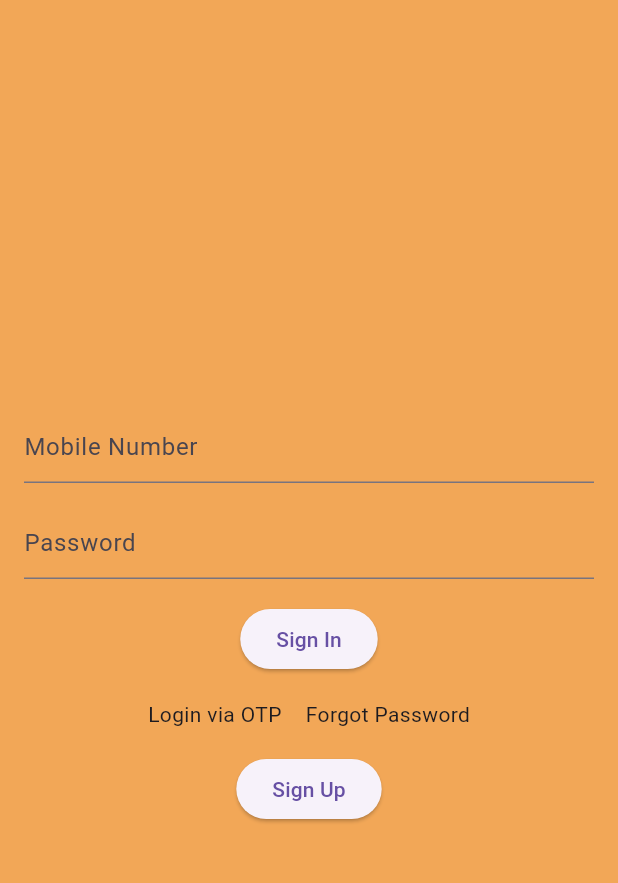
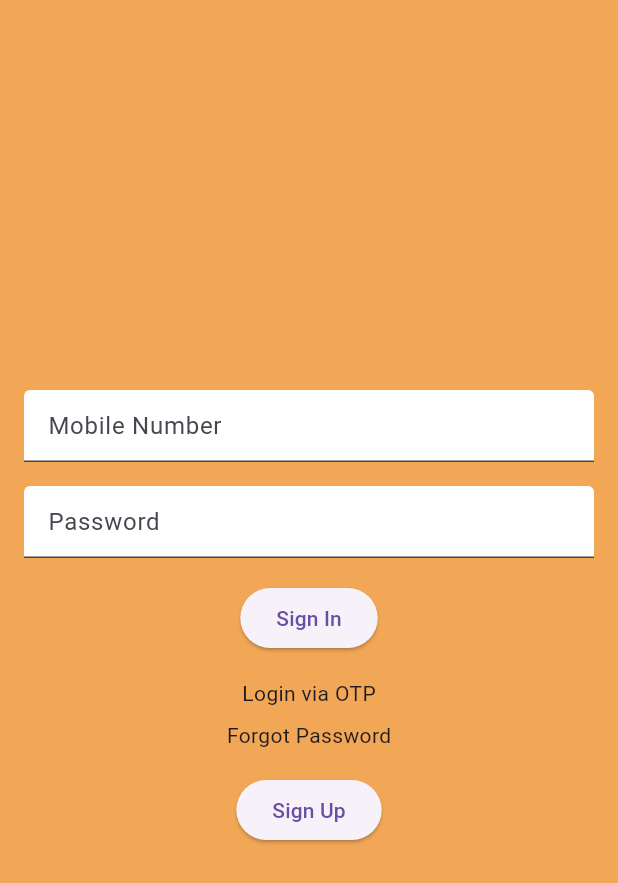
Before and after one commit to gauravr15/odin_messaanger_v2_fe, a Flutter app: the LoginScreen screen opened directly, on a phone screen of 412 x 824 dp. Shown: the top 883 px of the screen. Run offline on Flutter 3.47's test engine with Material 3 defaults, Android fonts, the light colour scheme and no system bars; missing offline and left inert: encrypt; network calls fail.

Commit message:
login screen creation

```diff
--- a/lib/main.dart
+++ b/lib/main.dart
@@ -1,4 +1,5 @@
 import 'package:flutter/material.dart';
+import 'package:odin_messenger_v2/screens/login.dart';
 import 'package:odin_messenger_v2/utils/api_interceptors.dart';
 import 'package:odin_messenger_v2/utils/config.dart';
 import 'screens/startup_screen.dart';
@@ -26,6 +27,7 @@ class MyApp extends StatelessWidget {
       initialRoute: '/startup',
       routes: {
         '/startup': (context) => StartupScreen(client: client),
+        '/login': (context) => LoginScreen(),
         // Add more routes as your app grows
         // '/home': (context) => HomeScreen(),
       },
--- a/lib/screens/login.dart
+++ b/lib/screens/login.dart
@@ -13,12 +13,16 @@ class LoginScreen extends StatelessWidget {
             TextField(
               decoration: InputDecoration(
                 hintText: 'Mobile Number',
+                filled: true, // Set filled to true
+                fillColor: Colors.white, // Set background color to white
               ),
             ),
             SizedBox(height: 16.0),
             TextField(
               decoration: InputDecoration(
                 hintText: 'Password',
+                filled: true, // Set filled to true
+                fillColor: Colors.white, // Set background color to white
               ),
             ),
             SizedBox(height: 16.0),
@@ -29,23 +33,20 @@ class LoginScreen extends StatelessWidget {
               child: Text('Sign In'),
             ),
             SizedBox(height: 16.0),
-            Row(
-              mainAxisAlignment: MainAxisAlignment.center,
-              children: [
             GestureDetector(
               onTap: () {
                 // Handle login via OTP text press
               },
               child: Text('Login via OTP'),
             ),
-                SizedBox(width: 16.0),
+            SizedBox(
+                height:
+                    8.0), // Add SizedBox to create space between the two text widgets
             GestureDetector(
               onTap: () {
                 // Handle forgot password text press
               },
               child: Text('Forgot Password'),
-                ),
-              ],
             ),
             SizedBox(height: 16.0),
             ElevatedButton(
```
Also changed, not shown: lib/screens/startup_screen.dart (+27 -8 lines). Lines whose indentation alone changed are shown as unchanged.
